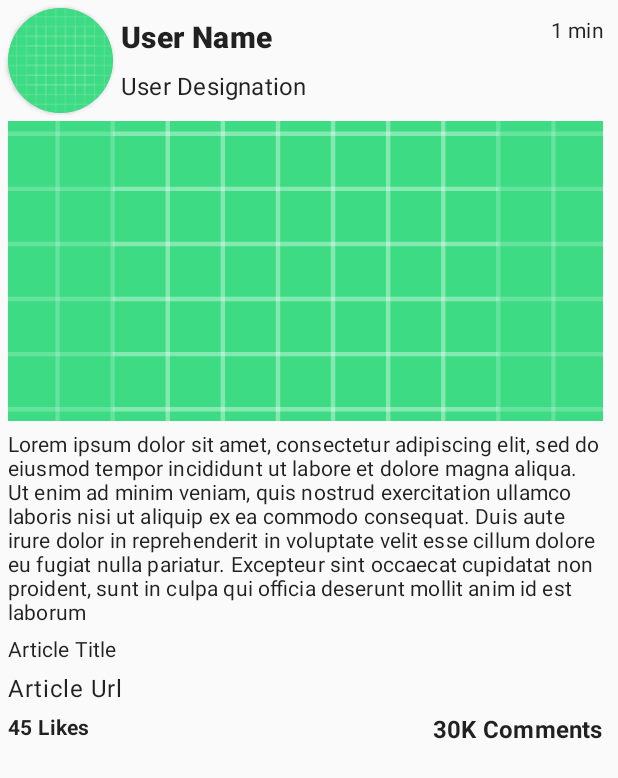
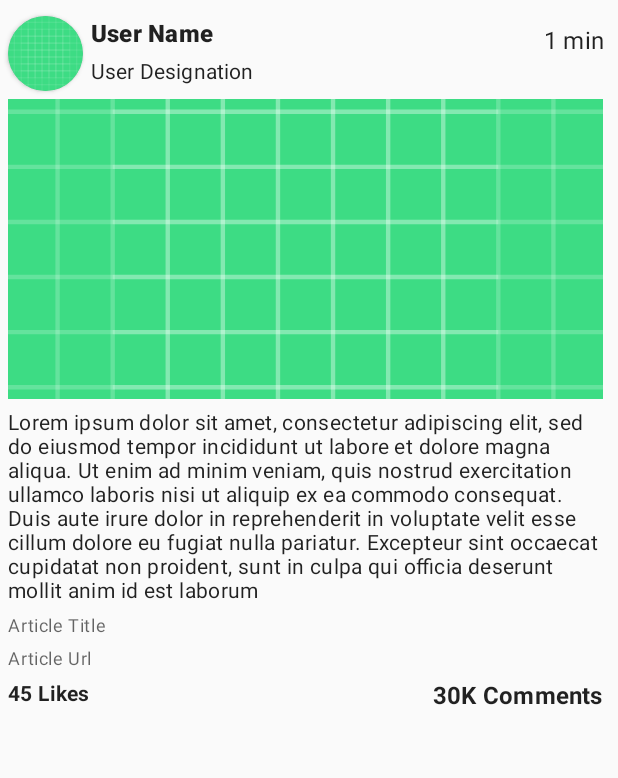
Before and after one commit to upadhyaynitesh/Jet2Feed, an Android app: the layout list_item_articles.xml on its own in the app's theme, with its tools: preview values and no code run, on a phone screen of 412 x 824 dp. Shown: the top 778 px of the screen. Run offline under Robolectric (Android 15) with nearby library versions, the phone set to English and light mode, and no system bars.

Commit message:
1. Created Adapter to show items in recyclerview. 2. Created Data source file for Paging library. 3. Implemented pagination and set the data fetched from server in recyclerview. 4. WIP for recyclerview items(working on making UI look better.).

```diff
--- /dev/null
+++ b/app/src/main/res/drawable/ic_place_holder.xml
@@ -0,0 +1,5 @@
+<vector android:height="24dp" android:tint="#999999"
+    android:viewportHeight="24" android:viewportWidth="24"
+    android:width="24dp" xmlns:android="http://schemas.android.com/apk/res/android">
+    <path android:fillColor="@android:color/white" android:pathData="M21,19V5c0,-1.1 -0.9,-2 -2,-2H5c-1.1,0 -2,0.9 -2,2v14c0,1.1 0.9,2 2,2h14c1.1,0 2,-0.9 2,-2zM8.5,13.5l2.5,3.01L14.5,12l4.5,6H5l3.5,-4.5z"/>
+</vector>
--- a/app/src/main/res/layout/activity_articles.xml
+++ b/app/src/main/res/layout/activity_articles.xml
@@ -4,14 +4,13 @@
     xmlns:tools="http://schemas.android.com/tools"
     android:layout_width="match_parent"
     android:layout_height="match_parent"
-    tools:context=".ArticlesActivity">
+    tools:context=".api.activities.ArticlesActivity">
 
     <androidx.recyclerview.widget.RecyclerView
         android:id="@+id/recyclerViewArticle"
         android:layout_width="0dp"
-        android:layout_height="wrap_content"
+        android:layout_height="match_parent"
         android:layout_margin="@dimen/margin_small"
-        android:text="Hello World!"
         app:layout_constraintLeft_toLeftOf="parent"
         app:layout_constraintRight_toRightOf="parent"
         app:layout_constraintTop_toTopOf="parent" />
--- a/app/src/main/res/layout/list_item_articles.xml
+++ b/app/src/main/res/layout/list_item_articles.xml
@@ -1,9 +1,19 @@
 <?xml version="1.0" encoding="utf-8"?>
-<androidx.constraintlayout.widget.ConstraintLayout xmlns:android="http://schemas.android.com/apk/res/android"
+<layout xmlns:android="http://schemas.android.com/apk/res/android"
     xmlns:app="http://schemas.android.com/apk/res-auto"
-    xmlns:tools="http://schemas.android.com/tools"
+    xmlns:tools="http://schemas.android.com/tools">
+
+    <data>
+
+        <variable
+            name="article"
+            type="com.example.jet2feed.model.Articles" />
+    </data>
+
+    <androidx.constraintlayout.widget.ConstraintLayout
         android:layout_width="match_parent"
-    android:layout_height="wrap_content">
+        android:layout_height="wrap_content"
+        android:layout_marginTop="@dimen/margin_small">
 
         <androidx.cardview.widget.CardView
             android:id="@+id/cardViewProfile"
@@ -12,7 +22,7 @@
             android:layout_margin="@dimen/margin_small"
             android:elevation="10dp"
             app:cardBackgroundColor="@color/colorPrimaryDark"
-        app:cardCornerRadius="35dp"
+            app:cardCornerRadius="25dp"
             app:layout_constraintEnd_toStartOf="@id/textViewCreatedAt"
             app:layout_constraintHorizontal_bias="0.0"
             app:layout_constraintStart_toStartOf="parent"
@@ -24,16 +34,19 @@
                 android:layout_height="match_parent"
                 android:contentDescription="@string/content_description_profile_image"
                 android:scaleType="centerCrop"
-            android:src="@drawable/ic_launcher_background" />
+                android:src="@drawable/ic_launcher_background"
+                app:profileImage="@{article.user.get(0).avatar}" />
         </androidx.cardview.widget.CardView>
 
         <TextView
             android:id="@+id/textViewUserName"
             android:layout_width="0dp"
             android:layout_height="wrap_content"
-        android:layout_margin="@dimen/margin_small"
+            android:layout_marginStart="@dimen/margin_small"
             android:fontFamily="sans-serif-black"
-        android:textAppearance="@style/TextAppearance.MaterialComponents.Headline6"
+            android:text="@{article.user.get(0).name +` `+ article.user.get(0).lastName}"
+            android:textAppearance="@style/TextAppearance.MaterialComponents.Subtitle1"
+            android:textStyle="bold"
             app:layout_constraintEnd_toStartOf="@id/textViewCreatedAt"
             app:layout_constraintStart_toEndOf="@id/cardViewProfile"
             app:layout_constraintTop_toTopOf="@id/cardViewProfile"
@@ -45,7 +58,8 @@
             android:layout_height="wrap_content"
             android:layout_margin="@dimen/margin_small"
             android:fontFamily="sans-serif"
-        android:textAppearance="@style/TextAppearance.MaterialComponents.Subtitle1"
+            android:text="@{article.user.get(0).designation}"
+            android:textAppearance="@style/TextAppearance.MaterialComponents.Subtitle2"
             app:layout_constraintBottom_toBottomOf="@+id/cardViewProfile"
             app:layout_constraintEnd_toStartOf="@id/textViewCreatedAt"
             app:layout_constraintStart_toEndOf="@id/cardViewProfile"
@@ -59,7 +73,8 @@
             android:layout_margin="@dimen/margin_normal"
             android:fontFamily="sans-serif"
             android:gravity="end"
-        android:textAppearance="@style/TextAppearance.MaterialComponents.Subtitle2"
+            android:text="@{article.createdAt}"
+            android:textAppearance="@style/TextAppearance.MaterialComponents.Subtitle1"
             app:layout_constraintEnd_toEndOf="parent"
             app:layout_constraintHorizontal_bias="1.0"
             app:layout_constraintStart_toStartOf="parent"
@@ -74,6 +89,7 @@
             android:contentDescription="@string/content_description_article_image"
             android:scaleType="centerCrop"
             android:src="@drawable/ic_launcher_background"
+            app:articleImage="@{article.media.get(0).image}"
             app:layout_constraintEnd_toEndOf="@+id/textViewCreatedAt"
             app:layout_constraintStart_toStartOf="@+id/cardViewProfile"
             app:layout_constraintTop_toBottomOf="@+id/cardViewProfile" />
@@ -84,7 +100,8 @@
             android:layout_height="wrap_content"
             android:layout_marginTop="@dimen/margin_small"
             android:fontFamily="sans-serif"
-        android:textAppearance="@style/TextAppearance.MaterialComponents.Subtitle2"
+            android:text="@{article.content}"
+            android:textAppearance="@style/TextAppearance.MaterialComponents.Body2"
             app:layout_constraintEnd_toEndOf="@+id/textViewCreatedAt"
             app:layout_constraintStart_toStartOf="@+id/cardViewProfile"
             app:layout_constraintTop_toBottomOf="@+id/imageViewArticle"
@@ -96,7 +113,8 @@
             android:layout_height="wrap_content"
             android:layout_marginTop="@dimen/margin_small"
             android:fontFamily="sans-serif"
-        android:textAppearance="@style/TextAppearance.MaterialComponents.Subtitle2"
+            android:text="@{article.media.get(0).title}"
+            android:textAppearance="@style/TextAppearance.MaterialComponents.Caption"
             app:layout_constraintEnd_toEndOf="@+id/textViewCreatedAt"
             app:layout_constraintStart_toStartOf="@+id/cardViewProfile"
             app:layout_constraintTop_toBottomOf="@+id/textViewArticleContent"
@@ -108,7 +126,8 @@
             android:layout_height="wrap_content"
             android:layout_marginTop="@dimen/margin_small"
             android:fontFamily="sans-serif"
-        android:textAppearance="@style/TextAppearance.MaterialComponents.Body1"
+            android:text="@{article.media.get(0).url}"
+            android:textAppearance="@style/TextAppearance.MaterialComponents.Caption"
             app:layout_constraintEnd_toEndOf="@+id/textViewCreatedAt"
             app:layout_constraintStart_toStartOf="@+id/cardViewProfile"
             app:layout_constraintTop_toBottomOf="@+id/textViewArticleTitle"
@@ -120,6 +139,7 @@
             android:layout_height="wrap_content"
             android:layout_marginTop="@dimen/margin_small"
             android:fontFamily="sans-serif"
+            android:text="@{String.valueOf(article.likes)+` Likes`}"
             android:textAppearance="@style/TextAppearance.MaterialComponents.Body2"
             android:textStyle="bold"
             app:layout_constraintStart_toStartOf="@+id/cardViewProfile"
@@ -132,6 +152,7 @@
             android:layout_height="wrap_content"
             android:layout_marginTop="@dimen/margin_small"
             android:fontFamily="sans-serif"
+            android:text="@{String.valueOf(article.comments)+` Comments`}"
             android:textAppearance="@style/TextAppearance.MaterialComponents.Subtitle1"
             android:textStyle="bold"
             app:layout_constraintEnd_toEndOf="@+id/textViewCreatedAt"
@@ -139,3 +160,4 @@
             tools:text="30K Comments" />
 
     </androidx.constraintlayout.widget.ConstraintLayout>
+</layout>
--- a/app/src/main/res/values/dimens.xml
+++ b/app/src/main/res/values/dimens.xml
@@ -4,5 +4,5 @@
     <dimen name="margin_small">5dp</dimen>
     <dimen name="margin_normal">10dp</dimen>
     <!--List items-->
-    <dimen name="profile_image_size">70dp</dimen>
+    <dimen name="profile_image_size">50dp</dimen>
 </resources>
```
Also changed, not shown: app/build.gradle (+12 -2 lines), app/src/main/AndroidManifest.xml (+5 -3 lines), app/src/main/java/com/example/jet2feed/ArticlesActivity.kt (deleted, +0 -15 lines), app/src/main/java/com/example/jet2feed/adapter/RecyclerViewAdapter.kt (added, +53 -0 lines), app/src/main/java/com/example/jet2feed/api/activities/ArticlesActivity.kt (added, +32 -0 lines), app/src/main/java/com/example/jet2feed/datasource/ArticlesDataSource.kt (added, +85 -0 lines), app/src/main/java/com/example/jet2feed/datasource/ArticlesDataSourceFactory.kt (added, +14 -0 lines), app/src/main/java/com/example/jet2feed/model/Media.kt (+18 -1 lines), app/src/main/java/com/example/jet2feed/model/User.kt (+18 -1 lines), app/src/main/java/com/example/jet2feed/viewmodel/ArticlesViewModel.kt (added, +26 -0 lines). Lines whose indentation alone changed are shown as unchanged.
